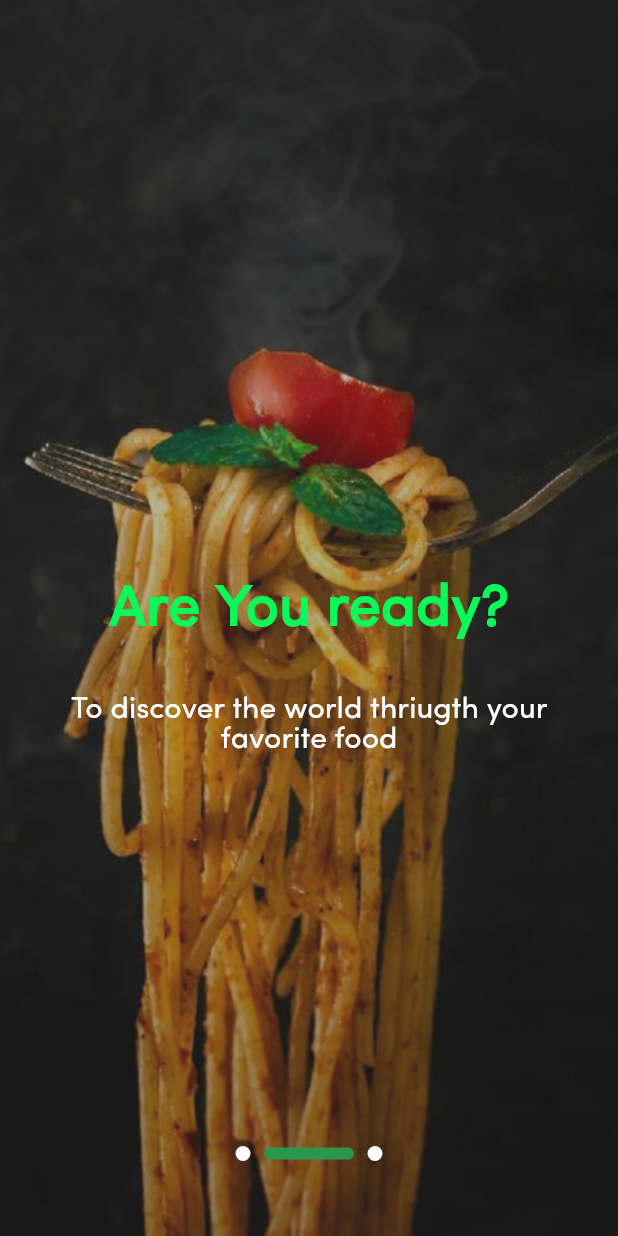
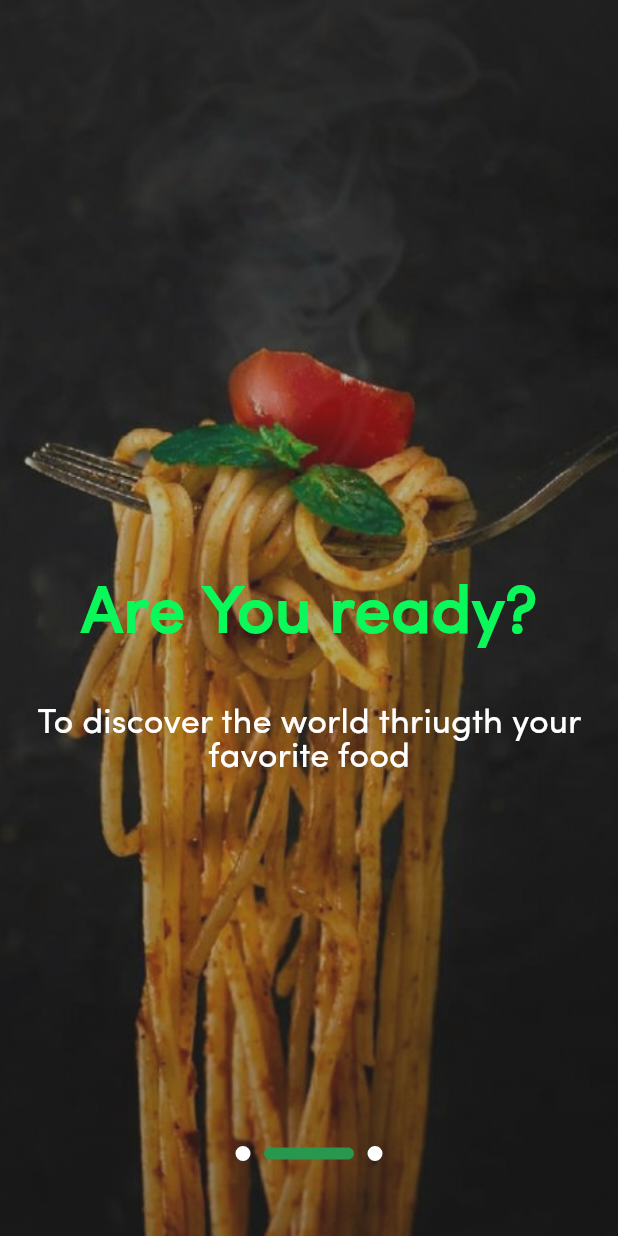
Before and after one commit to mohamdelbehairy/food_dash, a Flutter app: the screen it shows after launch, swiped to page 2, on a phone screen of 412 x 824 dp. Run offline on Flutter 3.47's test engine with Material 3 defaults, Android fonts, the phone set to English and light mode, and no system bars; our stand-ins replace awesome_dialog, bloc, cloud_firestore, email_validator, firebase_auth, firebase_core and 15 more; accounts and stored records are empty.

Commit message:
user responsive font size

```diff
--- a/lib/core/utils/app_details/app_styles.dart
+++ b/lib/core/utils/app_details/app_styles.dart
@@ -1,125 +1,129 @@
+import 'package:flutter/foundation.dart';
 import 'package:flutter/material.dart';
 
 abstract class AppStyles {
   // final BuildContext context;
   // AppStyles({required this.context});
 
-  static const TextStyle styleReqular16 = TextStyle(
+  static TextStyle styleReqular16 = TextStyle(
       color: Color(0xFFb5b3b2),
-      fontSize: 16,
+      fontSize: getResponsiveFontSize(fontSize: 16),
       fontFamily: 'Sofia',
       fontWeight: FontWeight.w400);
 
-  static const TextStyle styleAppBar = TextStyle(
+  static TextStyle styleAppBar = TextStyle(
       color: Color(0xFF000000),
-      fontSize: 22,
+      fontSize: getResponsiveFontSize(fontSize: 22),
       fontFamily: 'Sofia',
       fontWeight: FontWeight.w600);
 
-  static const TextStyle styleMedium16 = TextStyle(
+  static TextStyle styleMedium16 = TextStyle(
       color: Color(0xFF35be63),
-      fontSize: 16,
+      fontSize: getResponsiveFontSize(fontSize: 16),
       fontFamily: 'Sofia',
       fontWeight: FontWeight.w500);
 
-  static const TextStyle styleSemiBold16 = TextStyle(
+  static TextStyle styleSemiBold16 = TextStyle(
       color: Color(0xFF35be63),
-      fontSize: 16,
+      fontSize: getResponsiveFontSize(fontSize: 16),
       fontFamily: 'Sofia',
       fontWeight: FontWeight.w600);
 
-
-  static const TextStyle styleSemiBold20 = TextStyle(
+  static TextStyle styleSemiBold20 = TextStyle(
       color: Color(0xFF000000),
-      fontSize: 20,
+      fontSize: getResponsiveFontSize(fontSize: 20),
       fontFamily: 'Sofia',
       fontWeight: FontWeight.w500);
 
-  static const TextStyle styleSemiBold14 = TextStyle(
+  static TextStyle styleSemiBold14 = TextStyle(
       color: Color(0xFF35be63),
-      fontSize: 14,
+      fontSize: getResponsiveFontSize(fontSize: 14),
       fontFamily: 'Sofia',
       fontWeight: FontWeight.w600);
 
-  static const TextStyle styleReqular14 = TextStyle(
+  static TextStyle styleReqular14 = TextStyle(
       color: Color(0xFFbbbbbc),
-      fontSize: 14,
+      fontSize: getResponsiveFontSize(fontSize: 14),
       fontFamily: 'Sofia',
       fontWeight: FontWeight.w400);
 
-  static const TextStyle styleSemiBold24 = TextStyle(
+  static TextStyle styleSemiBold24 = TextStyle(
       color: Color(0xFF000000),
-      fontSize: 24,
+      fontSize: getResponsiveFontSize(fontSize: 24),
       fontFamily: 'Sofia',
       fontWeight: FontWeight.w500);
 
-  static const TextStyle styleSemiBold18 = TextStyle(
+  static TextStyle styleSemiBold18 = TextStyle(
       color: Color(0xFF000000),
-      fontSize: 18,
+      fontSize: getResponsiveFontSize(fontSize: 18),
       fontFamily: 'Sofia',
       fontWeight: FontWeight.w500);
 
-  static const TextStyle styleBold14 = TextStyle(
+  static TextStyle styleBold14 = TextStyle(
       color: Color(0xFF000000),
-      fontSize: 14,
+      fontSize: getResponsiveFontSize(fontSize: 14),
       fontFamily: 'Sofia',
       fontWeight: FontWeight.w700);
 
-  static const TextStyle styleBold16 = TextStyle(
+  static TextStyle styleBold16 = TextStyle(
       color: Color(0xFF393737),
-      fontSize: 16,
+      fontSize: getResponsiveFontSize(fontSize: 16),
       fontFamily: 'Sofia',
       fontWeight: FontWeight.w700);
 
-  static const TextStyle styleMedium20 = TextStyle(
+  static TextStyle styleMedium20 = TextStyle(
       color: Color(0xFFFFFFFF),
-      fontSize: 20,
+      fontSize: getResponsiveFontSize(fontSize: 20),
       fontFamily: 'Sofia',
       fontWeight: FontWeight.w500);
 
-  static const TextStyle styleExtrallLight16 = TextStyle(
+  static TextStyle styleExtrallLight15 = TextStyle(
       color: Color(0xFFFFFFFF),
-      fontSize: 15,
+      fontSize: getResponsiveFontSize(fontSize: 15),
       fontFamily: 'Sofia',
       fontWeight: FontWeight.w200);
 
-  static const TextStyle styleSemiBold48 = TextStyle(
+  static TextStyle styleSemiBold48 = TextStyle(
       color: Color(0xFF35be63),
-      fontSize: 48,
+      fontSize: getResponsiveFontSize(fontSize: 48),
       fontFamily: 'Sofia',
       fontWeight: FontWeight.w600);
 
-  static const TextStyle styleSemiBold40 = TextStyle(
+  static TextStyle styleSemiBold38 = TextStyle(
       color: Color(0xFF000000),
-      fontSize: 38,
+      fontSize: getResponsiveFontSize(fontSize: 38),
       fontFamily: 'Sofia',
       fontWeight: FontWeight.w600);
 
-  static const TextStyle styleSemiBold28 = TextStyle(
+  static TextStyle styleSemiBold28 = TextStyle(
       color: Color(0xFF000000),
-      fontSize: 28,
+      fontSize: getResponsiveFontSize(fontSize: 28),
       fontFamily: 'Sofia',
       fontWeight: FontWeight.w600);
+}
 
-  // double getResponsiveFontSize({required double fontSize}) {
-  //   double scallFactor = getScallFactor(context);
+double getResponsiveFontSize({required double fontSize}) {
+  double scallFactor = getScallFactor();
 
-  //   double responsiveFontSize = fontSize * scallFactor;
-  //   double lowerLimit = fontSize * .8;
-  //   double upperLimit = fontSize * 1.2;
+  double responsiveFontSize = fontSize * scallFactor;
+  double lowerLimit = fontSize * .8;
+  double upperLimit = fontSize * 1.2;
 
-  //   return responsiveFontSize.clamp(lowerLimit, upperLimit);
-  // }
+  return responsiveFontSize.clamp(lowerLimit, upperLimit);
+}
 
-  // double getScallFactor(BuildContext context) {
-  //   double widget = MediaQuery.sizeOf(context).width;
+double getScallFactor() {
+  var dispatcher = PlatformDispatcher.instance;
+  var physicalSize = dispatcher.views.first.physicalSize.width;
+  var devicePixelRatio = dispatcher.views.first.devicePixelRatio;
 
-  //   if (widget < 600) {
-  //     return widget / 400;
-  //   } else if (widget < 900) {
-  //     return widget / 700;
-  //   } else {
-  //     return widget / 1000;
-  //   }
-  // }
+  double width = physicalSize / devicePixelRatio;
+
+  if (width < 600) {
+    return width / 400;
+  } else if (width < 900) {
+    return width / 700;
+  } else {
+    return width / 1000;
+  }
 }
--- a/lib/core/utils/widgets/custom_button_item.dart
+++ b/lib/core/utils/widgets/custom_button_item.dart
@@ -53,7 +53,7 @@ class CustomButtonItem extends StatelessWidget {
                 ? SizedBox(
                     height: 30, width: 30, child: CustomCircleIndicator())
                 : Text(buttonName,
-                    style: textStyle ?? AppStyles.styleExtrallLight16)),
+                    style: textStyle ?? AppStyles.styleExtrallLight15)),
       ),
     );
   }
--- a/lib/features/bottom_navigation_bar/logic/bottom_navigation/bottom_navigation_cubit.dart
+++ b/lib/features/bottom_navigation_bar/logic/bottom_navigation/bottom_navigation_cubit.dart
@@ -2,7 +2,7 @@ import 'package:flutter/material.dart';
 import 'package:flutter_bloc/flutter_bloc.dart';
 import 'package:food_dash/features/bottom_navigation_bar/logic/bottom_navigation/bottom_navigation_state.dart';
 import 'package:food_dash/features/e_wallet/ui/views/e_wallet.dart';
-import 'package:food_dash/features/home/ui/views/home_page.dart';
+import 'package:food_dash/features/home/ui/views/home_view.dart';
 import 'package:food_dash/features/message/ui/views/message_page.dart';
 import 'package:food_dash/features/orders/ui/views/order_page.dart';
 import 'package:food_dash/features/profile/ui/views/profile.dart';
@@ -20,7 +20,7 @@ class BottomNavigationCubit extends Cubit<BottomNavigationState> {
     Icon(Icons.person),
   ];
   List<Widget> screens = [
-    HomePage(),
+    HomeView(),
     OrderPage(),
     MessagePage(),
     EWalletPage(),
--- a/lib/features/home/ui/views/home_page.dart
+++ b/lib/features/home/ui/views/home_view.dart
@@ -7,8 +7,8 @@ import 'package:food_dash/features/home/ui/widgets/recommended_for_you_body.dart
 import 'package:food_dash/features/home/ui/widgets/recpmended_header.dart';
 import 'package:food_dash/features/home/ui/widgets/special_offers.dart';
 
-class HomePage extends StatelessWidget {
-  const HomePage({super.key});
+class HomeView extends StatelessWidget {
+  const HomeView({super.key});
 
   @override
   Widget build(BuildContext context) {
@@ -19,9 +19,7 @@ class HomePage extends StatelessWidget {
           child: Center(
             child: Column(
               children: [
-                SizedBox(
-                  height: 26,
-                ),
+                SizedBox(height: 26),
                 HomeHeader(),
                 HomeSearch(),
                 SpecialOffers(),
--- a/lib/features/onboarding/ui/views/onboarding_screen.dart
+++ b/lib/features/onboarding/ui/views/onboarding_screen.dart
@@ -83,7 +83,7 @@ class _OnboardingPageState extends State<OnboardingPage> {
                                   Text(
                                     contentModel.titles[index],
                                     textAlign: TextAlign.center,
-                                    style: AppStyles.styleSemiBold40.copyWith(
+                                    style: AppStyles.styleSemiBold38.copyWith(
                                         color: const Color.fromARGB(
                                             255, 11, 248, 90)),
                                   ),
--- a/lib/features/provider_auth/ui/widgets/provider_auth_view_component.dart
+++ b/lib/features/provider_auth/ui/widgets/provider_auth_view_component.dart
@@ -22,8 +22,7 @@ class ProviderAuthViewComponent extends StatelessWidget {
       children: [
         SizedBox(height: size.width * .1),
         ProviderAuthViewImage(size: size),
-        const CustomTextItem(
-            text: 'Let\'s you in', style: AppStyles.styleSemiBold40),
+        CustomTextItem(text: 'Let\'s you in', style: AppStyles.styleSemiBold38),
         ProviderAuthViewListView(size: size),
         DividerTextitem(dividerSize: size.width * .36, text: 'or'),
         CustomButtonItem(
--- a/lib/features/splash/ui/views/splash_view.dart
+++ b/lib/features/splash/ui/views/splash_view.dart
@@ -113,7 +113,7 @@ class _SplashViewState extends State<SplashView> with TickerProviderStateMixin {
                           FadeTransition(
                             opacity: _animation,
                             child: Text("Food Dash",
-                                style: AppStyles.styleSemiBold40
+                                style: AppStyles.styleSemiBold38
                                     .copyWith(fontSize: 40)),
                           ),
                         ],
```
Also changed, not shown: lib/features/home/ui/widgets/discount_guaranteed.dart (+3 -5 lines).
